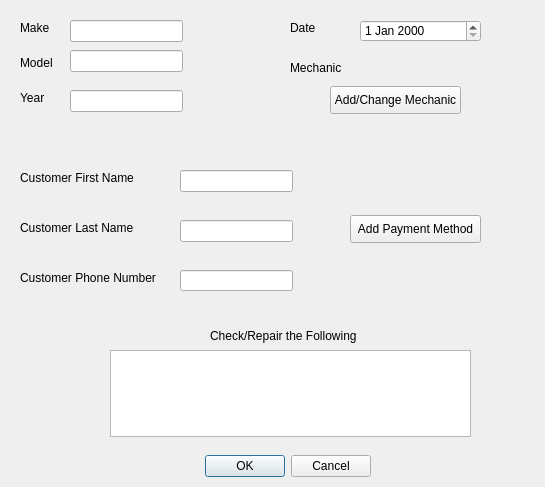
First picture: the form in UI/NewWorkOrderDialog.ui, repository jordynmarlow/SoftwareEngineering, before the edit.
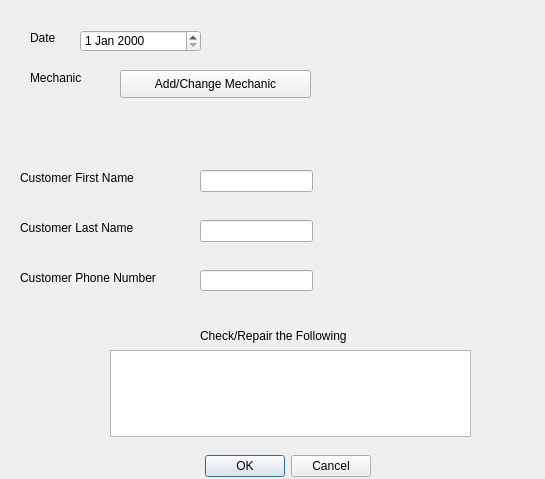
Second picture: the form after the edit.

Commit message: Add inventory UIs w/ functionality, other two add order functionalities

```diff
--- a/UI/NewWorkOrderDialog.ui
+++ b/UI/NewWorkOrderDialog.ui
@@ -7,7 +7,7 @@
     <x>0</x>
     <y>0</y>
     <width>545</width>
-    <height>487</height>
+    <height>479</height>
    </rect>
   </property>
   <property name="windowTitle">
@@ -32,9 +32,9 @@
   <widget class="QLabel" name="label_4">
    <property name="geometry">
     <rect>
-     <x>210</x>
+     <x>200</x>
      <y>310</y>
-     <width>161</width>
+     <width>201</width>
      <height>51</height>
     </rect>
    </property>
@@ -57,7 +57,7 @@
     <rect>
      <x>20</x>
      <y>170</y>
-     <width>141</width>
+     <width>161</width>
      <height>16</height>
     </rect>
    </property>
@@ -65,36 +65,10 @@
     <string>Customer First Name</string>
    </property>
   </widget>
-  <widget class="QLabel" name="label_6">
-   <property name="geometry">
-    <rect>
-     <x>20</x>
-     <y>90</y>
-     <width>55</width>
-     <height>16</height>
-    </rect>
-   </property>
-   <property name="text">
-    <string>Year</string>
-   </property>
-  </widget>
-  <widget class="QPushButton" name="add_payment_bt">
-   <property name="geometry">
-    <rect>
-     <x>350</x>
-     <y>215</y>
-     <width>131</width>
-     <height>28</height>
-    </rect>
-   </property>
-   <property name="text">
-    <string>Add Payment Method</string>
-   </property>
-  </widget>
   <widget class="QLineEdit" name="last_edit">
    <property name="geometry">
     <rect>
-     <x>180</x>
+     <x>200</x>
      <y>220</y>
      <width>113</width>
      <height>22</height>
@@ -106,7 +80,7 @@
     <rect>
      <x>20</x>
      <y>270</y>
-     <width>151</width>
+     <width>171</width>
      <height>16</height>
     </rect>
    </property>
@@ -114,23 +88,10 @@
     <string>Customer Phone Number</string>
    </property>
   </widget>
-  <widget class="QLabel" name="label_5">
-   <property name="geometry">
-    <rect>
-     <x>20</x>
-     <y>55</y>
-     <width>55</width>
-     <height>16</height>
-    </rect>
-   </property>
-   <property name="text">
-    <string>Model</string>
-   </property>
-  </widget>
   <widget class="QLineEdit" name="first_edit">
    <property name="geometry">
     <rect>
-     <x>180</x>
+     <x>200</x>
      <y>170</y>
      <width>113</width>
      <height>22</height>
@@ -140,8 +101,8 @@
   <widget class="QLabel" name="label_7">
    <property name="geometry">
     <rect>
-     <x>290</x>
-     <y>20</y>
+     <x>30</x>
+     <y>30</y>
      <width>55</width>
      <height>16</height>
     </rect>
@@ -155,7 +116,7 @@
     <rect>
      <x>20</x>
      <y>220</y>
-     <width>141</width>
+     <width>161</width>
      <height>16</height>
     </rect>
    </property>
@@ -166,31 +127,18 @@
   <widget class="QLineEdit" name="phone_edit">
    <property name="geometry">
     <rect>
-     <x>180</x>
+     <x>200</x>
      <y>270</y>
      <width>113</width>
      <height>21</height>
     </rect>
    </property>
   </widget>
-  <widget class="QLabel" name="label">
-   <property name="geometry">
-    <rect>
-     <x>20</x>
-     <y>20</y>
-     <width>55</width>
-     <height>16</height>
-    </rect>
-   </property>
-   <property name="text">
-    <string>Make</string>
-   </property>
-  </widget>
   <widget class="QDateEdit" name="date_edit">
    <property name="geometry">
     <rect>
-     <x>360</x>
-     <y>20</y>
+     <x>80</x>
+     <y>30</y>
      <width>121</width>
      <height>22</height>
     </rect>
@@ -199,9 +147,9 @@
   <widget class="QLabel" name="label_9">
    <property name="geometry">
     <rect>
-     <x>290</x>
-     <y>60</y>
-     <width>55</width>
+     <x>30</x>
+     <y>70</y>
+     <width>71</width>
      <height>16</height>
     </rect>
    </property>
@@ -225,9 +173,9 @@
   <widget class="QPushButton" name="add_mechanic_bt">
    <property name="geometry">
     <rect>
-     <x>330</x>
-     <y>86</y>
-     <width>131</width>
+     <x>120</x>
+     <y>70</y>
+     <width>191</width>
      <height>28</height>
     </rect>
    </property>
@@ -235,36 +183,6 @@
     <string>Add/Change Mechanic</string>
    </property>
   </widget>
-  <widget class="QLineEdit" name="make_edit">
-   <property name="geometry">
-    <rect>
-     <x>70</x>
-     <y>20</y>
-     <width>113</width>
-     <height>22</height>
-    </rect>
-   </property>
-  </widget>
-  <widget class="QLineEdit" name="model_edit">
-   <property name="geometry">
-    <rect>
-     <x>70</x>
-     <y>50</y>
-     <width>113</width>
-     <height>22</height>
-    </rect>
-   </property>
-  </widget>
-  <widget class="QLineEdit" name="year_edit">
-   <property name="geometry">
-    <rect>
-     <x>70</x>
-     <y>90</y>
-     <width>113</width>
-     <height>22</height>
-    </rect>
-   </property>
-  </widget>
  </widget>
  <resources/>
  <connections>
```
The commit also changes 18 other files.
